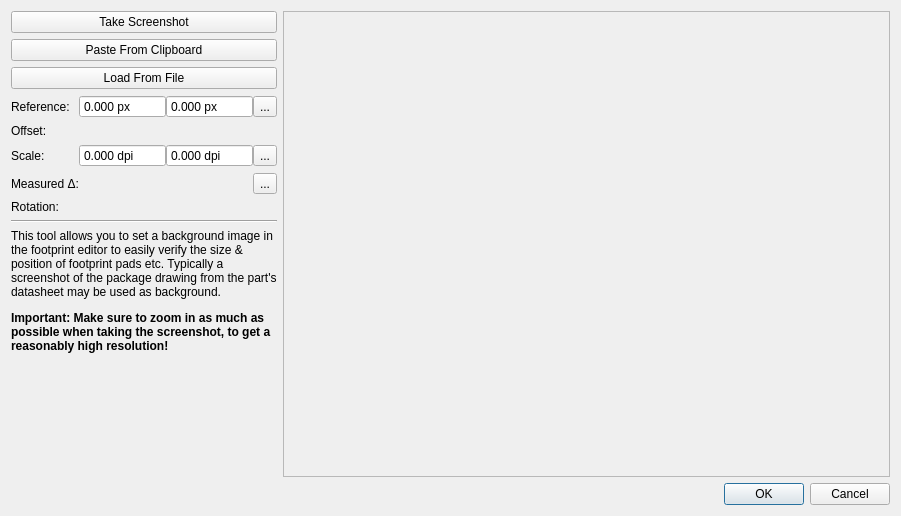
Qt form libs/librepcb/editor/dialogs/backgroundimagesetupdialog.ui (LibrePCB/LibrePCB) before a commit.
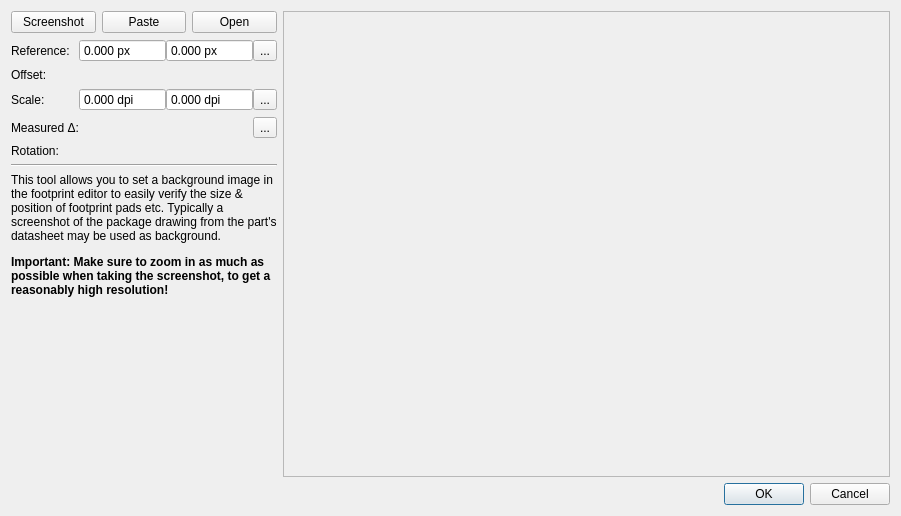
The same form after that commit. Icons and pictures are not drawn. Custom widgets are drawn as their Qt base class.

What changed in the file:
```diff
--- a/libs/librepcb/editor/dialogs/backgroundimagesetupdialog.ui
+++ b/libs/librepcb/editor/dialogs/backgroundimagesetupdialog.ui
@@ -17,27 +17,43 @@
    <item>
     <layout class="QHBoxLayout" name="horizontalLayout" stretch="0,1">
      <item>
-      <layout class="QVBoxLayout" name="verticalLayout" stretch="0,0,0,0,0,1">
+      <layout class="QVBoxLayout" name="verticalLayout" stretch="0,0,0,1">
+       <item>
+        <layout class="QHBoxLayout" name="horizontalLayout_2">
        <item>
         <widget class="QPushButton" name="btnScreenshot">
          <property name="text">
-          <string>Take Screenshot</string>
+            <string>Screenshot</string>
+           </property>
+           <property name="icon">
+              <iconset>
+               <normaloff>:/img/actions/export_pixmap.png</normaloff>:/img/actions/export_pixmap.png</iconset>
          </property>
         </widget>
        </item>
        <item>
         <widget class="QPushButton" name="btnPaste">
          <property name="text">
-          <string>Paste From Clipboard</string>
+            <string>Paste</string>
+           </property>
+           <property name="icon">
+              <iconset>
+               <normaloff>:/img/actions/paste.png</normaloff>:/img/actions/paste.png</iconset>
          </property>
         </widget>
        </item>
        <item>
         <widget class="QPushButton" name="btnOpen">
          <property name="text">
-          <string>Load From File</string>
-         </property>
-        </widget>
+            <string>Open</string>
+           </property>
+           <property name="icon">
+              <iconset>
+               <normaloff>:/img/actions/open.png</normaloff>:/img/actions/open.png</iconset>
+             </property>
+          </widget>
+         </item>
+        </layout>
        </item>
        <item>
         <layout class="QGridLayout" name="gridLayout">
```
Lines whose indentation alone changed are shown as unchanged.
